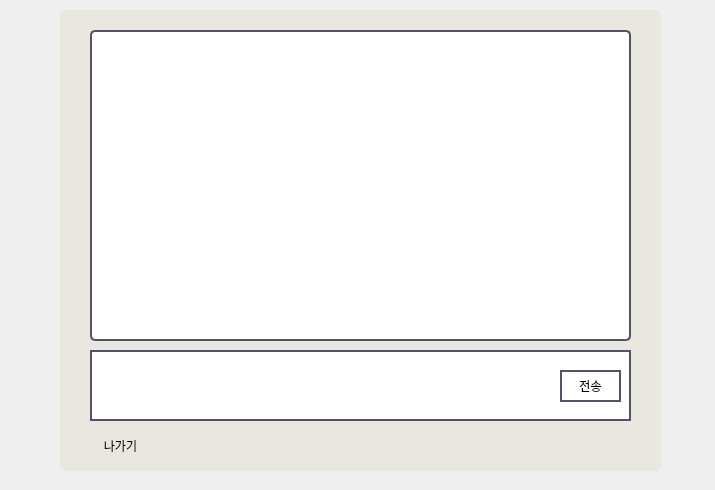
First picture: the form in CarPool/chatroomwindow.ui, repository SegiJo/veda1-mini2-qtchat, before the edit.
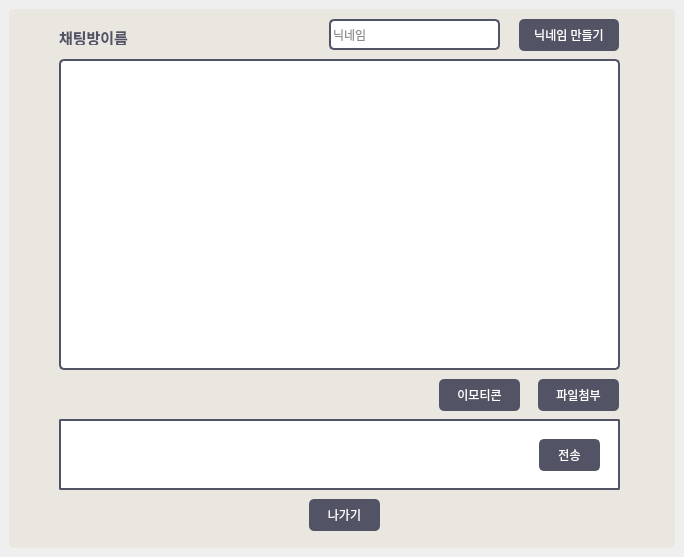
Second picture: the form after the edit.

The edit to the form file:
```diff
--- a/CarPool/chatroomwindow.ui
+++ b/CarPool/chatroomwindow.ui
@@ -6,23 +6,17 @@
    <rect>
     <x>0</x>
     <y>0</y>
-    <width>715</width>
-    <height>490</height>
+    <width>684</width>
+    <height>557</height>
    </rect>
   </property>
   <property name="windowTitle">
    <string>MainWindow</string>
   </property>
   <widget class="QWidget" name="centralwidget">
+   <layout class="QGridLayout" name="gridLayout">
+    <item row="0" column="0">
    <widget class="QFrame" name="frame">
-    <property name="geometry">
-     <rect>
-      <x>60</x>
-      <y>10</y>
-      <width>601</width>
-      <height>461</height>
-     </rect>
-    </property>
     <property name="styleSheet">
      <string notr="true">Background: rgb(234, 230, 224);
 border-radius: 5px;
@@ -37,16 +31,16 @@
     <widget class="QFrame" name="frame_2">
      <property name="geometry">
       <rect>
-       <x>30</x>
-       <y>340</y>
-       <width>541</width>
+         <x>50</x>
+         <y>410</y>
+         <width>561</width>
        <height>71</height>
       </rect>
      </property>
      <property name="styleSheet">
       <string notr="true">Background: #FFFFFF;
 border: 1.5px solid #535366;
-border-radius: 0px; </string>
+border-radius: 2px; </string>
      </property>
      <property name="frameShape">
       <enum>QFrame::StyledPanel</enum>
@@ -57,7 +51,7 @@
      <widget class="QPushButton" name="SendButton">
       <property name="geometry">
        <rect>
-        <x>470</x>
+          <x>480</x>
         <y>20</y>
         <width>61</width>
         <height>32</height>
@@ -67,9 +61,6 @@
        <string notr="true">QPushButton { 
     background-color: #535366; 
     color: white; 
-    border-radius: 5px; QPushButton { 
-    background-color: #535366; 
-    color: white; 
     border-radius: 5px; 
     }
  QPushButton:hover { 
@@ -77,13 +68,6 @@
     }
   QPushButton:pressed { 
     background-color: #777; 
-    }
-    }
- QPushButton:hover { 
-    background-color: #555; 
-    }
-  QPushButton:pressed { 
-    background-color: #777; 
     }</string>
       </property>
       <property name="text">
@@ -109,9 +93,9 @@
     <widget class="QTextBrowser" name="textBrowser">
      <property name="geometry">
       <rect>
-       <x>30</x>
-       <y>20</y>
-       <width>541</width>
+         <x>50</x>
+         <y>50</y>
+         <width>561</width>
        <height>311</height>
       </rect>
      </property>
@@ -124,9 +108,9 @@
     <widget class="QPushButton" name="BackButton">
      <property name="geometry">
       <rect>
-       <x>30</x>
-       <y>420</y>
-       <width>61</width>
+         <x>300</x>
+         <y>490</y>
+         <width>71</width>
        <height>32</height>
       </rect>
      </property>
@@ -134,9 +118,6 @@
       <string notr="true">QPushButton { 
     background-color: #535366; 
     color: white; 
-    border-radius: 5px; QPushButton { 
-    background-color: #535366; 
-    color: white; 
     border-radius: 5px; 
     }
  QPushButton:hover { 
@@ -144,20 +125,133 @@
     }
   QPushButton:pressed { 
     background-color: #777; 
-    }
-    }
- QPushButton:hover { 
-    background-color: #555; 
-    }
-  QPushButton:pressed { 
-    background-color: #777; 
     }</string>
      </property>
      <property name="text">
       <string>나가기</string>
      </property>
     </widget>
-   </widget>
+      <widget class="QLabel" name="roomNameLabel">
+       <property name="geometry">
+        <rect>
+         <x>50</x>
+         <y>20</y>
+         <width>81</width>
+         <height>16</height>
+        </rect>
+       </property>
+       <property name="styleSheet">
+        <string notr="true">color: rgb(83, 83, 102);
+font-size: 15px;
+font-weight: bold;</string>
+       </property>
+       <property name="text">
+        <string>채팅방이름</string>
+       </property>
+      </widget>
+      <widget class="QLineEdit" name="nameLineEdit">
+       <property name="geometry">
+        <rect>
+         <x>320</x>
+         <y>10</y>
+         <width>171</width>
+         <height>31</height>
+        </rect>
+       </property>
+       <property name="styleSheet">
+        <string notr="true">background-color: #FFFFFF;
+color: rgb(28, 28, 28);
+border: 1.5px solid #535366;
+border-radius: 5px; 
+</string>
+       </property>
+       <property name="placeholderText">
+        <string>닉네임</string>
+       </property>
+      </widget>
+      <widget class="QPushButton" name="NameButton">
+       <property name="geometry">
+        <rect>
+         <x>510</x>
+         <y>10</y>
+         <width>100</width>
+         <height>32</height>
+        </rect>
+       </property>
+       <property name="styleSheet">
+        <string notr="true">QPushButton { 
+    background-color: #535366; 
+    color: white; 
+    border-radius: 5px; 
+    }
+ QPushButton:hover { 
+    background-color: #555; 
+    }
+  QPushButton:pressed { 
+    background-color: #777; 
+    }
+</string>
+       </property>
+       <property name="text">
+        <string>닉네임 만들기</string>
+       </property>
+      </widget>
+      <widget class="QPushButton" name="SendFileButton">
+       <property name="geometry">
+        <rect>
+         <x>529</x>
+         <y>370</y>
+         <width>81</width>
+         <height>32</height>
+        </rect>
+       </property>
+       <property name="styleSheet">
+        <string notr="true">QPushButton { 
+    background-color: #535366; 
+    color: white; 
+    border-radius: 5px; 
+    }
+ QPushButton:hover { 
+    background-color: #555; 
+    }
+  QPushButton:pressed { 
+    background-color: #777; 
+    }</string>
+       </property>
+       <property name="text">
+        <string>파일첨부</string>
+       </property>
+      </widget>
+      <widget class="QPushButton" name="EmoticonButton">
+       <property name="geometry">
+        <rect>
+         <x>430</x>
+         <y>370</y>
+         <width>81</width>
+         <height>32</height>
+        </rect>
+       </property>
+       <property name="styleSheet">
+        <string notr="true">QPushButton { 
+    background-color: #535366; 
+    color: white; 
+    border-radius: 5px; 
+    }
+ QPushButton:hover { 
+    background-color: #555; 
+    }
+  QPushButton:pressed { 
+    background-color: #777; 
+    }
+</string>
+       </property>
+       <property name="text">
+        <string>이모티콘</string>
+       </property>
+      </widget>
+     </widget>
+    </item>
+   </layout>
   </widget>
  </widget>
  <resources/>
```
Left out of the diff: 2 changed lines with no effect on the pictures. Lines whose indentation alone changed are shown as unchanged.
